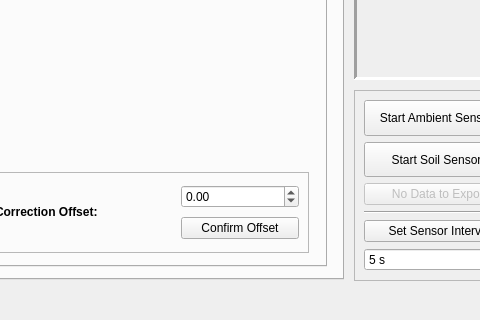
Old version of the form _ui/FlashLapse_Pro.ui in the repository CoCl-Jerry/Flashlapse_Pro_Dev; both pictures show x 306 to 786 and y 280 to 600 of the 1024 by 600 pixel window.
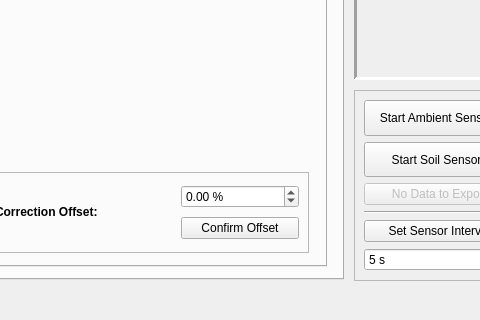
New version of the form. The open tabs and pages were chosen to show the change. Icons and pictures are not drawn. Custom widgets are drawn as their Qt base class.

What changed in the file:
```diff
--- a/_ui/FlashLapse_Pro.ui
+++ b/_ui/FlashLapse_Pro.ui
@@ -1486,6 +1486,9 @@
           </item>
           <item row="0" column="5">
            <widget class="QDoubleSpinBox" name="ambient_humidity_offset_doubleSpinBox">
+            <property name="suffix">
+             <string> %</string>
+            </property>
             <property name="minimum">
              <double>-100.000000000000000</double>
             </property>
```
Left out of the diff: 9 changed lines with no effect on the pictures.
